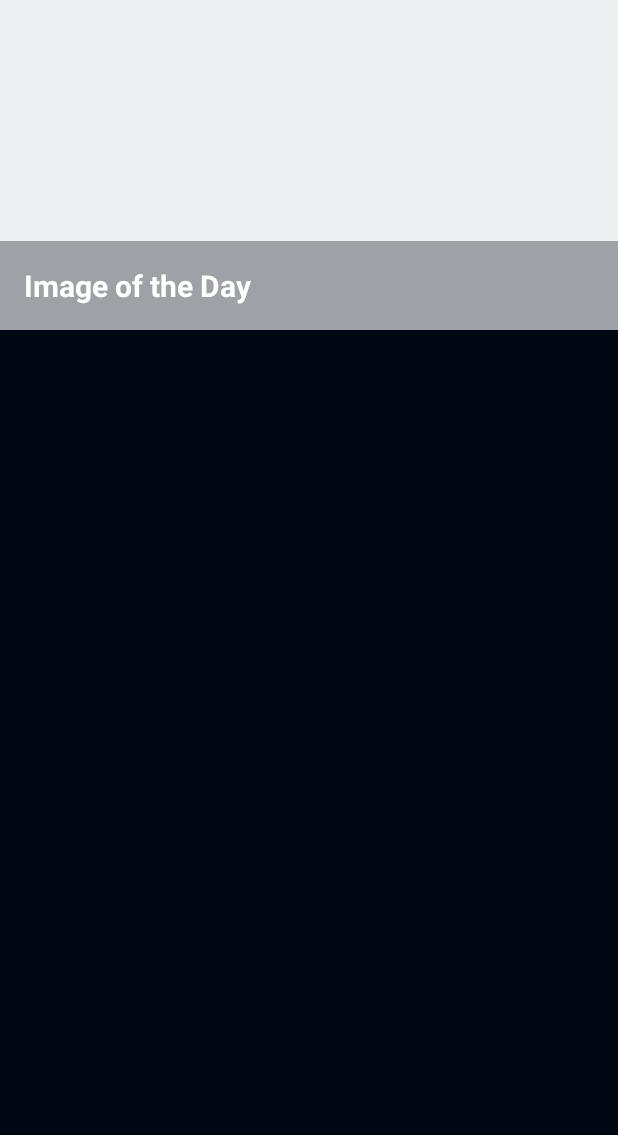
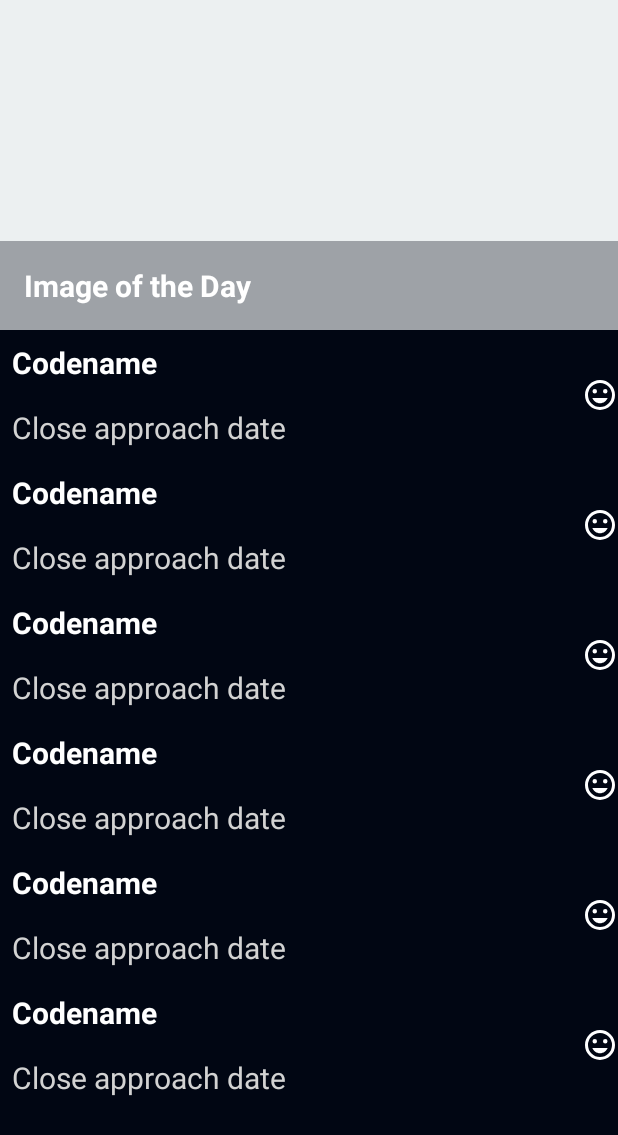
Before and after one commit to HarrisonHenri/nasa-asteroid-detector, an Android app: the layout fragment_main.xml on its own in the app's theme, with its tools: preview values and no code run, on a phone screen of 412 x 824 dp. Shown: the top 1135 px of the screen. Run offline under Robolectric (Android 15) with nearby library versions, the phone set to English and light mode, and no system bars.

Commit message:
chore: add asteroid item layout

```diff
--- /dev/null
+++ b/app/src/main/res/layout/asteroid_item.xml
@@ -0,0 +1,54 @@
+<?xml version="1.0" encoding="utf-8"?>
+<layout xmlns:app="http://schemas.android.com/apk/res-auto"
+    xmlns:tools="http://schemas.android.com/tools"
+    xmlns:android="http://schemas.android.com/apk/res/android">
+
+    <androidx.constraintlayout.widget.ConstraintLayout
+        android:layout_width="match_parent"
+        android:layout_height="wrap_content"
+        android:background="@color/app_background"
+        android:focusable="true">
+
+        <TextView
+            android:id="@+id/tv_asteroid_name"
+            android:layout_width="wrap_content"
+            android:layout_height="wrap_content"
+            android:layout_margin="@dimen/small_margin"
+            style="@style/Title"
+            app:layout_constraintBottom_toTopOf="@id/tv_asteroid_close_approach_date"
+            app:layout_constraintStart_toStartOf="parent"
+            app:layout_constraintTop_toTopOf="parent"
+            tools:text="Codename" />
+
+        <TextView
+            android:id="@+id/tv_asteroid_close_approach_date"
+            android:layout_width="wrap_content"
+            android:layout_height="wrap_content"
+            android:layout_margin="@dimen/small_margin"
+            style="@style/Subtitle"
+            app:layout_constraintBottom_toBottomOf="parent"
+            app:layout_constraintStart_toStartOf="parent"
+            app:layout_constraintTop_toBottomOf="@+id/tv_asteroid_name"
+            tools:text="Close approach date" />
+
+        <ImageView
+            android:id="@+id/iv_potentially_hazardous_indicator"
+            android:layout_width="wrap_content"
+            android:layout_height="wrap_content"
+            app:layout_constraintBottom_toBottomOf="parent"
+            app:layout_constraintEnd_toEndOf="parent"
+            app:layout_constraintTop_toTopOf="parent"
+            tools:srcCompat="@drawable/ic_status_normal" />
+
+        <View
+            android:id="@+id/clickableOverlay"
+            android:layout_width="0dp"
+            android:layout_height="0dp"
+            app:layout_constraintBottom_toBottomOf="parent"
+            app:layout_constraintEnd_toEndOf="parent"
+            app:layout_constraintStart_toStartOf="parent"
+            app:layout_constraintTop_toTopOf="parent" />
+
+    </androidx.constraintlayout.widget.ConstraintLayout>
+
+</layout>
--- a/app/src/main/res/layout/fragment_main.xml
+++ b/app/src/main/res/layout/fragment_main.xml
@@ -55,7 +55,9 @@
             app:layout_constraintHorizontal_bias="0.0"
             app:layout_constraintStart_toStartOf="parent"
             app:layout_constraintTop_toBottomOf="@+id/activity_main_image_of_the_day_layout"
-            app:layout_constraintVertical_bias="0.0" />
+            app:layout_constraintVertical_bias="0.0"
+            tools:itemCount="10"
+            tools:listitem="@layout/asteroid_item" />
 
         <ProgressBar
             android:id="@+id/status_loading_wheel"
--- /dev/null
+++ b/app/src/main/res/values/dimens.xml
@@ -0,0 +1,4 @@
+<?xml version="1.0" encoding="utf-8"?>
+<resources>
+    <dimen name="small_margin">8dp</dimen>
+</resources>
--- a/app/src/main/res/values/styles.xml
+++ b/app/src/main/res/values/styles.xml
@@ -8,4 +8,15 @@
         <item name="colorAccent">@color/colorAccent</item>
     </style>
 
+    <style name="Title" parent="TextAppearance.AppCompat.Large">
+        <item name="android:textColor">@color/default_text_color</item>
+        <item name="android:textSize">20sp</item>
+        <item name="android:textStyle">bold</item>
+    </style>
+
+    <style name="Subtitle" parent="TextAppearance.AppCompat.Medium">
+        <item name="android:textColor">@color/text_grey</item>
+        <item name="android:textSize">20sp</item>
+    </style>
+
 </resources>
```
